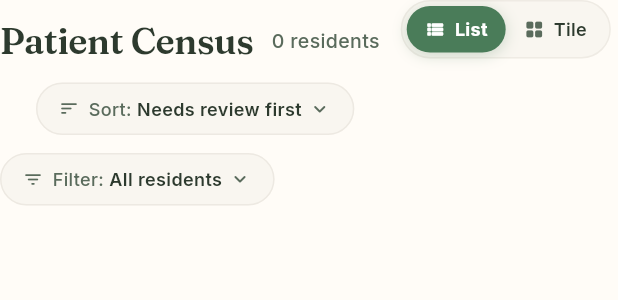
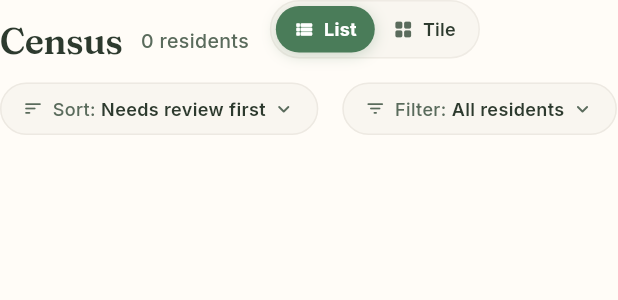
Before and after one commit to Jabl1629/GoSteadyPortal, a Flutter app: the _Header widget shown alone on an empty page, opened directly with empty values, on a phone screen of 412 x 824 dp. Shown: the top 300 px of the screen. Run offline on Flutter 3.47's test engine with Material 3 defaults, Android fonts, the phone set to English and light mode, and no system bars; our stand-ins replace fl_chart, google_fonts, shared_preferences; missing offline and left inert: amazon_cognito_identity_dart_2; accounts and stored records are empty.

Commit message:
Rename "Patient Census" header to "Census"
Caregivers in long-term care/assisted-living use "resident" rather
than "patient," and the rest of the UI (column headers, count label,
tooltips, empty states) already says "resident". This was the last
user-visible "Patient" string in the demo.

Internal type names (Patient, _PatientOverlay) and identifiers
(patientId, selectPatient, etc.) are left as-is — they don't render
in the UI.

Co-Authored-By: Claude Opus 4.7 (1M context) <noreply@anthropic.com>

```diff
--- a/lib/facility_demo/screens/patient_census_view.dart
+++ b/lib/facility_demo/screens/patient_census_view.dart
@@ -167,7 +167,7 @@ class _Header extends StatelessWidget {
           crossAxisAlignment: CrossAxisAlignment.end,
           children: [
             Text(
-              'Patient Census',
+              'Census',
               style: Theme.of(context).textTheme.headlineMedium?.copyWith(
                     fontSize: 24,
                     fontWeight: FontWeight.w600,
```
